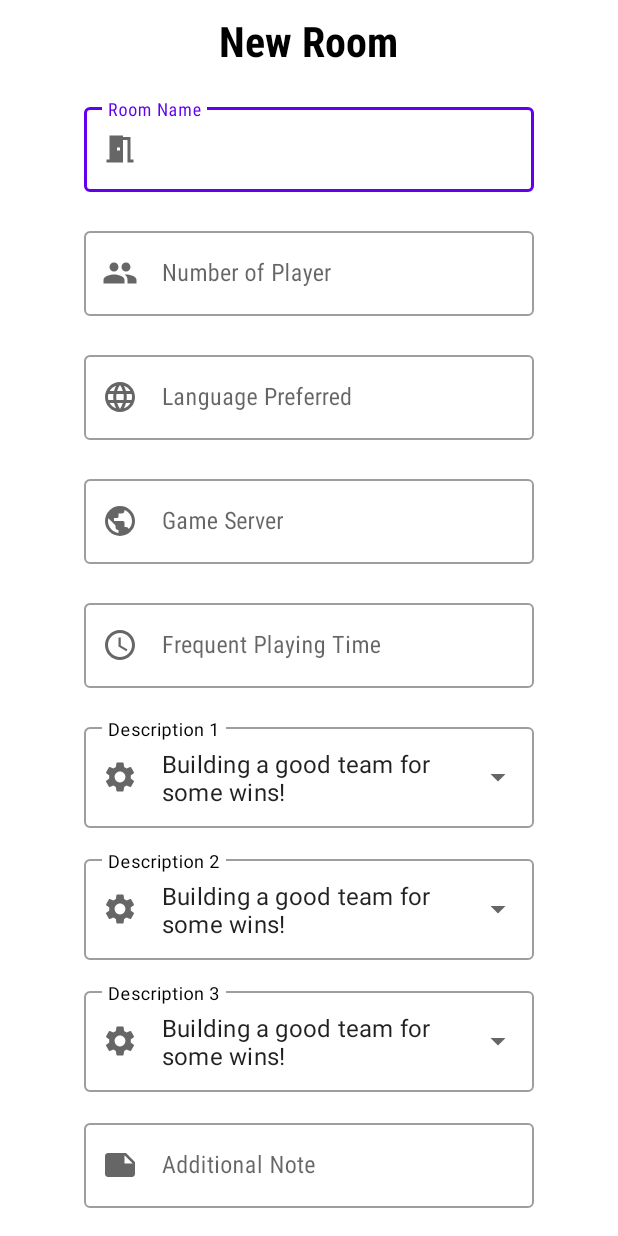
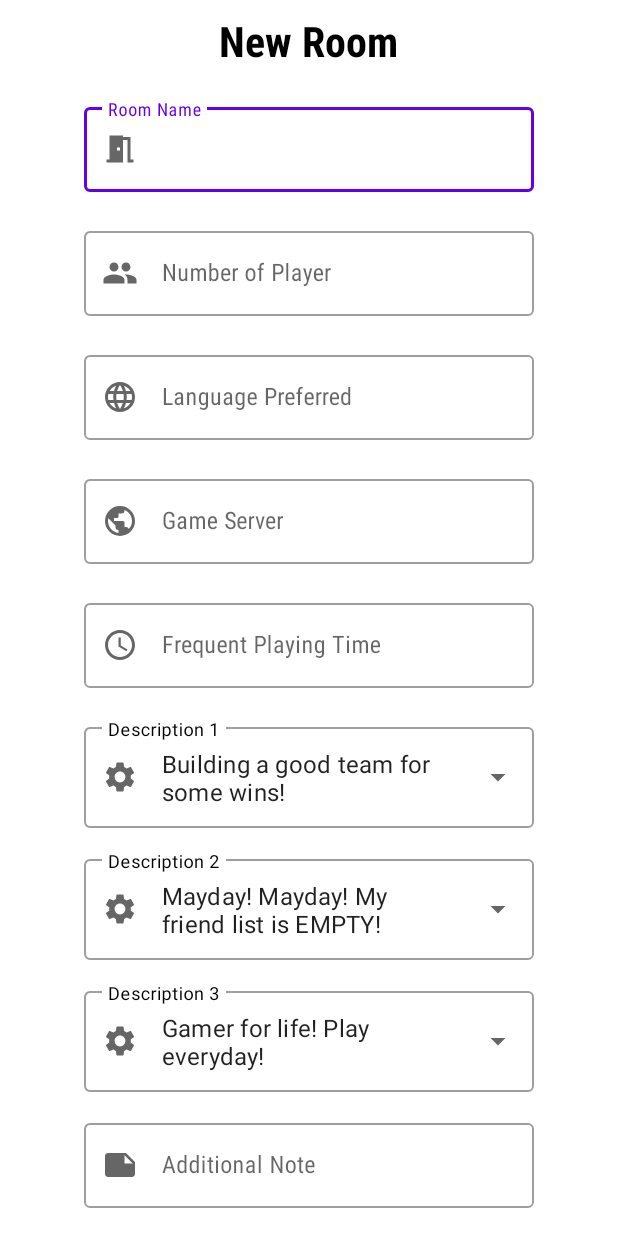
Before and after one commit to hyueee/HuaweiKitSampleApp, an Android app: the AddRoomActivity screen opened directly, with no data from a screen before it, on a phone screen of 412 x 824 dp. Run offline under Robolectric (Android 15) with nearby library versions, the light colour scheme and no system bars.

Commit message:
hy's part in progress

```diff
--- a/app/build.gradle
+++ b/app/build.gradle
@@ -9,7 +9,7 @@ android {
 
     defaultConfig {
         applicationId "com.example.huaweikitsampleapp"
-        minSdk 21
+        minSdk 26
         targetSdk 30
         versionCode 1
         versionName "1.0"
--- a/app/src/main/AndroidManifest.xml
+++ b/app/src/main/AndroidManifest.xml
@@ -10,6 +10,7 @@
 
     <application
         android:allowBackup="true"
+        android:usesCleartextTraffic="true"
         android:icon="@mipmap/ic_launcher"
         android:label="@string/app_name"
         android:roundIcon="@mipmap/ic_launcher_round"
--- a/app/src/main/java/com/example/huaweikitsampleapp/AddRoomActivity.java
+++ b/app/src/main/java/com/example/huaweikitsampleapp/AddRoomActivity.java
@@ -19,15 +19,20 @@ public class AddRoomActivity extends AppCompatActivity {
         autoCompleteTextView2 = findViewById(R.id.autoCompleteTextView2);
         autoCompleteTextView3 = findViewById(R.id.autoCompleteTextView3);
         Resources res = getResources();
-        String[] user = res.getStringArray(R.array.description);
-        ArrayAdapter<String> arrayAdapter = new ArrayAdapter<String>(this, R.layout.dropdown_text, user);
 
-        autoCompleteTextView1.setText(arrayAdapter.getItem(0), false);
-        autoCompleteTextView1.setAdapter(arrayAdapter);
-        autoCompleteTextView2.setText(arrayAdapter.getItem(0), false);
-        autoCompleteTextView2.setAdapter(arrayAdapter);
-        autoCompleteTextView3.setText(arrayAdapter.getItem(0), false);
-        autoCompleteTextView3.setAdapter(arrayAdapter);
+        String[] description1 = res.getStringArray(R.array.item1);
+        ArrayAdapter<String> arrayAdapter1 = new ArrayAdapter<String>(this, R.layout.dropdown_text, description1);
+        String[] description2 = res.getStringArray(R.array.item2);
+        ArrayAdapter<String> arrayAdapter2 = new ArrayAdapter<String>(this, R.layout.dropdown_text, description2);
+        String[] description3 = res.getStringArray(R.array.item3);
+        ArrayAdapter<String> arrayAdapter3 = new ArrayAdapter<String>(this, R.layout.dropdown_text, description3);
+
+        autoCompleteTextView1.setText(arrayAdapter1.getItem(0), false);
+        autoCompleteTextView1.setAdapter(arrayAdapter1);
+        autoCompleteTextView2.setText(arrayAdapter2.getItem(0), false);
+        autoCompleteTextView2.setAdapter(arrayAdapter2);
+        autoCompleteTextView3.setText(arrayAdapter3.getItem(0), false);
+        autoCompleteTextView3.setAdapter(arrayAdapter3);
 
 
     }
--- a/app/src/main/java/com/example/huaweikitsampleapp/ViewLobbyAdapter.java
+++ b/app/src/main/java/com/example/huaweikitsampleapp/ViewLobbyAdapter.java
@@ -1,6 +1,5 @@
 package com.example.huaweikitsampleapp;
 
-import android.content.Intent;
 import android.view.LayoutInflater;
 import android.view.View;
 import android.view.ViewGroup;
@@ -22,7 +21,7 @@ public class ViewLobbyAdapter extends FirebaseRecyclerAdapter<LobbyModel, ViewLo
     @Override
     protected void onBindViewHolder(@NonNull ViewLobbyAdapter.myViewHolder holder, int position, @NonNull LobbyModel model) {
 
-
+        holder.emailText.setText(model.getId());
 
 
 
--- a/app/src/main/res/values/strings.xml
+++ b/app/src/main/res/values/strings.xml
@@ -12,20 +12,26 @@
     <!-- TODO: Remove or change this placeholder text -->
     <string name="hello_blank_fragment">Hello blank fragment</string>
 
-    <string-array name="description">
+    <string-array name="item1">
         <item>Building a good team for some wins!</item>
         <item>No Rank Limit Required.</item>
         <item>Playing Ranked Match. Need a Pro!</item>
-        <item>Just for fun! Let's become Friends!</item>
+        <item>Just for fun! Let\'s become Friends!</item>
         <item>Need Some Girl Players!</item>
         <item>Need Some Boy Players!</item>
+    </string-array>
+
+    <string-array name="item2">
         <item>Mayday! Mayday! My friend list is EMPTY!</item>
-        <item>Forever Alone (or might not?)</item>
-        <item>You don't have friend, so Come and Join us!</item>
+        <item>Forever Alone (or might not\?)</item>
+        <item>You don\'t have friend, so Come and Join us!</item>
         <item>Whatever.</item>
         <item>I will carry you.</item>
         <item>I need carry.</item>
         <item>Now or Never!</item>
+    </string-array>
+
+    <string-array name="item3">
         <item>Gamer for life! Play everyday!</item>
         <item>Morning Gamer!</item>
         <item>Afternoon Gamer!</item>
--- a/build.gradle
+++ b/build.gradle
@@ -6,7 +6,7 @@ buildscript {
         maven { url 'https://developer.huawei.com/repo/' }
     }
     dependencies {
-        classpath "com.android.tools.build:gradle:7.0.1"
+        classpath 'com.android.tools.build:gradle:7.0.2'
         classpath 'com.huawei.agconnect:agcp:1.5.2.300'
         classpath 'com.google.gms:google-services:4.3.10'
 
```
Also changed, not shown: app/src/main/java/com/example/huaweikitsampleapp/LobbyModel.java (+23 -0 lines).
